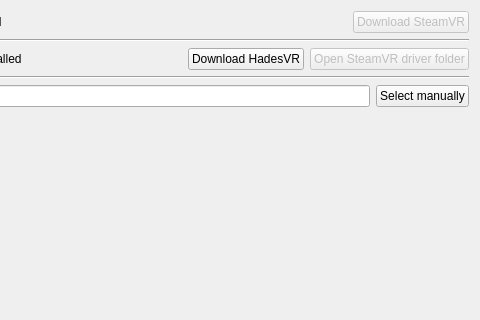
Above: Panes/driver_pane.ui from JX5S/HadesVR_GUI_Tool before the change; both pictures show x 120 to 600 and y 0 to 320 of the 600 by 600 pixel window. Below: the same form after it.
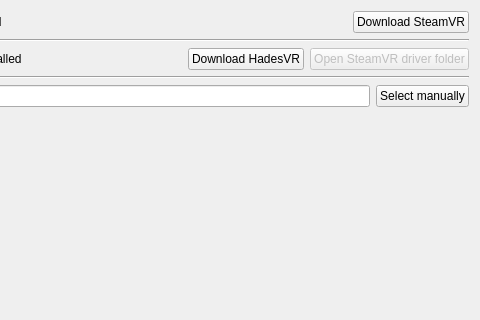
That is the form after the change. Icons and pictures are not drawn.

Diff of the .ui file:
```diff
--- a/Panes/driver_pane.ui
+++ b/Panes/driver_pane.ui
@@ -45,7 +45,7 @@
      <item>
       <widget class="QPushButton" name="button_steamvr">
        <property name="enabled">
-        <bool>false</bool>
+        <bool>true</bool>
        </property>
        <property name="text">
         <string>Download SteamVR</string>
```
